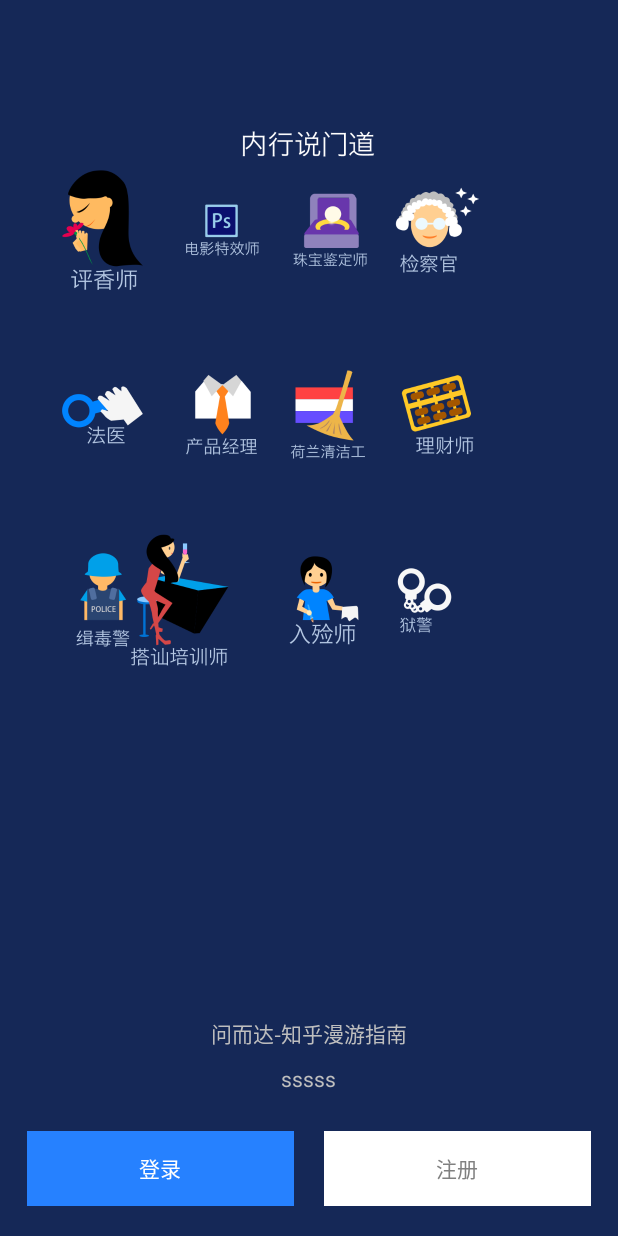
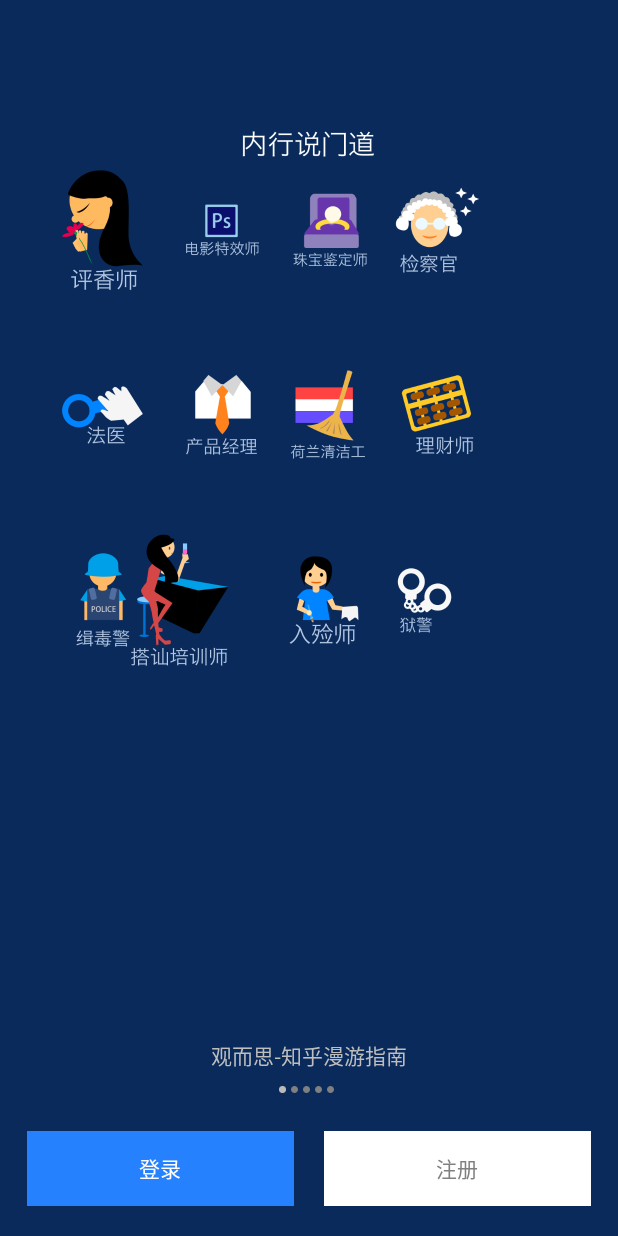
Before and after one commit to qtstsq55/SimilarKonwLedgeWizard, an Android app: the screen it shows after launch (MainActivity), on a phone screen of 412 x 824 dp. Run offline under Robolectric (Android 15) with nearby library versions, the phone set to English and light mode, and no system bars; 1 statement that could not run was skipped.

Commit message:
添加背景，滑块，字体动画

```diff
--- a/app/src/main/java/com/example/zhwizard/MainActivity.java
+++ b/app/src/main/java/com/example/zhwizard/MainActivity.java
@@ -1,6 +1,7 @@
 package com.example.zhwizard;
 
 import android.app.Activity;
+import android.graphics.Color;
 import android.os.Bundle;
 import android.os.Parcelable;
 import android.support.v4.view.PagerAdapter;
@@ -9,11 +10,13 @@ import android.view.LayoutInflater;
 import android.view.View;
 import android.widget.ImageView;
 import android.widget.LinearLayout;
+import android.widget.TextView;
 
 import com.example.animator.AnimationFactory;
 import com.example.animator.AnimatorValue;
 import com.example.animator.AnimatorValueImplements;
 import com.example.view.FirstView;
+import com.nineoldandroids.animation.Animator;
 
 import java.util.ArrayList;
 import java.util.List;
@@ -27,6 +30,19 @@ public class MainActivity extends Activity {
     private static final float SHOWFROM =0.4f ;
     private   int  temp,index,status=-1;
     private FirstView firImage;
+    private View layout_bg;
+    private int red=9,green=42,blue=91;
+    private int redEnd=0,greenEnd=150,blueEnd=255;
+    private float pageDistance;
+    private ImageView im_page_press;
+    private TextView tv_guide_01;
+    private String guideString[]=new String[]{
+            "观而思-知乎漫游指南",
+            "思而动-知乎漫游指南",
+            "动而问-知乎漫游指南",
+            "问而答-知乎漫游指南",
+            "答而得-知乎漫游指南"
+    };
     @Override
     protected void onCreate(Bundle savedInstanceState) {
         super.onCreate(savedInstanceState);
@@ -37,6 +53,10 @@ public class MainActivity extends Activity {
 
     private void findViews() {
         viewager=(ViewPager)findViewById(R.id.viewpager);
+        layout_bg=  findViewById(R.id.layout_bg);
+        im_page_press= (ImageView) findViewById(R.id.im_pagepress_01);
+        tv_guide_01= (TextView) findViewById(R.id.tv_guide_01);
+        pageDistance=im_page_press.getWidth()+dip2px(3);
     }
 
     private void initValue() {
@@ -121,6 +141,10 @@ public class MainActivity extends Activity {
                 list_ani.add(a);
             }
         }
+        AnimatorValue b1=new  AnimatorValueImplements(layout_bg,"backgroundColor", Color.rgb(red,green,blue),Color.rgb( (int) (red-(redEnd-red)/list_views.size()*(position+showFrom)), (int) (green+(greenEnd-green)/list_views.size()*(position+showFrom)), (int) (blue+(blueEnd-blue)/list_views.size()*(position+showFrom))));
+        list_ani.add(b1);
+        AnimatorValue b2=new  AnimatorValueImplements(im_page_press,"TranslationX",(pageDistance+im_page_press.getWidth())*(position+showFrom));
+        list_ani.add(b2);
         AnimationFactory.getInstance().createEngine().startTogether(0,null,list_ani);
     }
 
@@ -141,6 +165,39 @@ public class MainActivity extends Activity {
         @Override
         public void onPageSelected(int arg0) {
             index=arg0;
+            if(index>0){
+                tv_guide_01.setText(guideString[index-1]);
+            }
+            int height=tv_guide_01.getHeight();
+           AnimatorValue c1=new  AnimatorValueImplements(tv_guide_01,"TranslationY",-height/4f,-height/2f,-height*3/4f,(float)-height);
+            c1.getAnimator().setDuration(100);
+            c1.getAnimator().addListener(new Animator.AnimatorListener() {
+                @Override
+                public void onAnimationStart(Animator animator) {
+
+                }
+
+                @Override
+                public void onAnimationEnd(Animator animator) {
+                    if(index+1<guideString.length){
+                        tv_guide_01.setText(guideString[index]);
+                    }
+                }
+
+                @Override
+                public void onAnimationCancel(Animator animator) {
+
+                }
+
+                @Override
+                public void onAnimationRepeat(Animator animator) {
+
+                }
+            });
+            AnimatorValue c2=new  AnimatorValueImplements(tv_guide_01,"TranslationY",(float)height,height*3/4f,height/2f,height/4f,0);
+            c2.before(c1);
+            c2.getAnimator().setDuration(100);
+            AnimationFactory.getInstance().createEngine().startTogetherByLink(null,c1,c2);
         }
     }
 
@@ -252,5 +309,9 @@ public class MainActivity extends Activity {
         }
     }
 
+   private int dip2px(float dpValue){
+       float scale=getResources().getDisplayMetrics().density;
+       return (int) (dpValue*scale+.5f);
+   }
 
 }
--- a/app/src/main/res/layout/activity_main.xml
+++ b/app/src/main/res/layout/activity_main.xml
@@ -1,8 +1,8 @@
 <?xml version="1.0" encoding="utf-8"?>
 <RelativeLayout xmlns:android="http://schemas.android.com/apk/res/android"
+   android:id="@+id/layout_bg"
     android:layout_width="fill_parent"
-    android:layout_height="fill_parent"
-    android:background="#FF152857" >
+    android:layout_height="fill_parent" >
 
     <android.support.v4.view.ViewPager
         android:id="@+id/viewpager"
@@ -25,22 +25,64 @@
         android:paddingRight="18dip" >
 
 
+<RelativeLayout
+    android:layout_gravity="center_horizontal"
+    android:layout_width="wrap_content"
+    android:layout_marginBottom="10dip"
+    android:layout_height="wrap_content">
+    <TextView
+        android:layout_width="wrap_content"
+        android:layout_height="wrap_content"
+        android:id="@+id/tv_guide_01"
+        android:text="观而思-知乎漫游指南"
+        />
+</RelativeLayout>
 
-        <TextView
+        <RelativeLayout
             android:layout_gravity="center_horizontal"
             android:layout_width="wrap_content"
-            android:layout_height="wrap_content"
-            android:id="@+id/tv_guide"
-            android:text="问而达-知乎漫游指南"
-            android:layout_marginBottom="10dip"
-            />
-
-        <TextView
-            android:layout_gravity="center_horizontal"
+            android:layout_height="wrap_content">
+            <LinearLayout
+                android:layout_width="wrap_content"
+                android:orientation="horizontal"
+                android:layout_height="wrap_content">
+        <ImageView
+            android:id="@+id/im_page_01"
+            android:layout_marginRight="3dip"
+            android:background="@drawable/page_press"
+           android:layout_width="wrap_content"
+           android:layout_height="wrap_content" />
+        <ImageView
+            android:id="@+id/im_page_02"
+            android:background="@drawable/page_press"
+            android:layout_marginRight="3dip"
             android:layout_width="wrap_content"
-            android:layout_height="wrap_content"
-            android:text="sssss"
-            />
+            android:layout_height="wrap_content" />
+                <ImageView
+                    android:id="@+id/im_page_03"
+                    android:background="@drawable/page_press"
+                    android:layout_marginRight="3dip"
+                    android:layout_width="wrap_content"
+                    android:layout_height="wrap_content" />
+                <ImageView
+                    android:id="@+id/im_page_04"
+                    android:background="@drawable/page_press"
+                    android:layout_marginRight="3dip"
+                    android:layout_width="wrap_content"
+                    android:layout_height="wrap_content" />
+                <ImageView
+                    android:id="@+id/im_page_05"
+                    android:background="@drawable/page_press"
+                    android:layout_marginRight="3dip"
+                    android:layout_width="wrap_content"
+                    android:layout_height="wrap_content" />
+</LinearLayout>
+            <ImageView
+                android:id="@+id/im_pagepress_01"
+                android:background="@drawable/page_normal"
+                android:layout_width="wrap_content"
+                android:layout_height="wrap_content" />
+            </RelativeLayout>
 
 
     </LinearLayout>
```
Also changed, not shown: app/src/main/res/drawable-xhdpi/page_normal.png (added), app/src/main/res/drawable-xhdpi/page_press.png (added).
